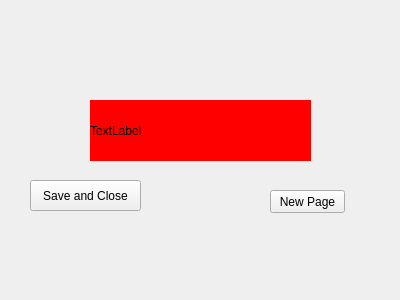
JoaoCarlosNascimento/HandSignLanguage, file menus/create_menu/create_popup.ui: the form before one commit.
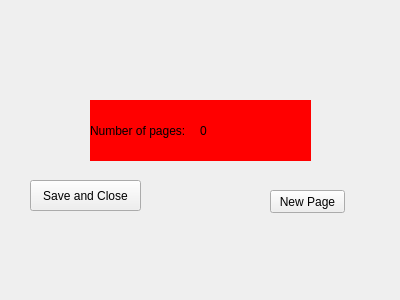
The form after the commit.

Patch:
```diff
--- a/menus/create_menu/create_popup.ui
+++ b/menus/create_menu/create_popup.ui
@@ -16,6 +16,9 @@
   <property name="windowTitle">
    <string>Form</string>
   </property>
+  <property name="styleSheet">
+   <string notr="true"/>
+  </property>
   <widget class="QPushButton" name="bt_sc">
    <property name="geometry">
     <rect>
@@ -55,7 +58,20 @@
     <string notr="true">background-color: rgb(255, 0, 0);</string>
    </property>
    <property name="text">
-    <string>TextLabel</string>
+    <string>Number of pages:</string>
+   </property>
+  </widget>
+  <widget class="QLabel" name="number_of_pages">
+   <property name="geometry">
+    <rect>
+     <x>200</x>
+     <y>110</y>
+     <width>51</width>
+     <height>41</height>
+    </rect>
+   </property>
+   <property name="text">
+    <string>0</string>
    </property>
   </widget>
  </widget>
```
